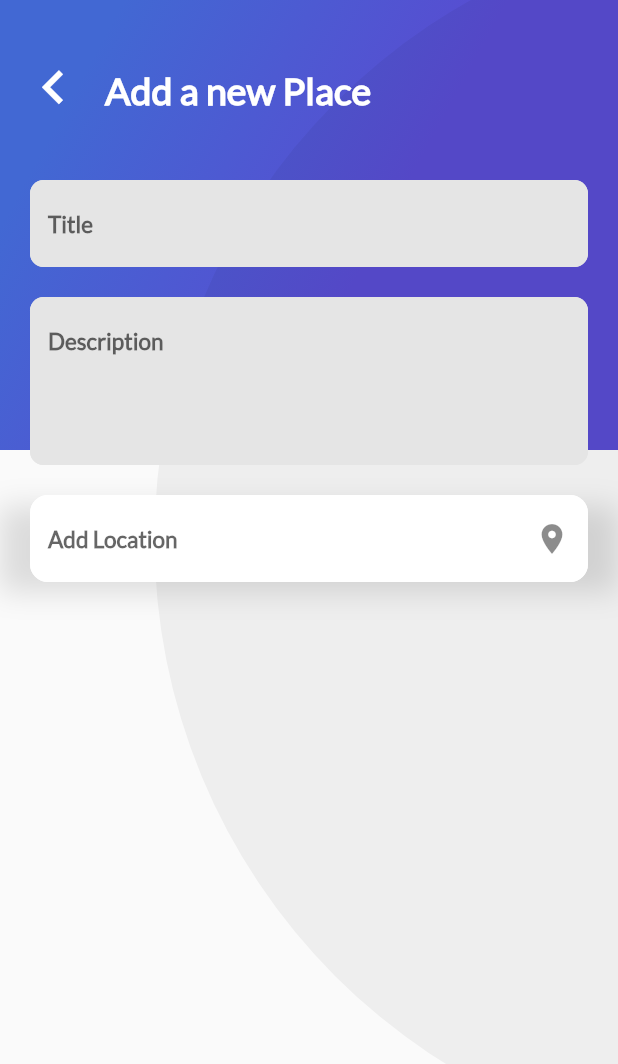
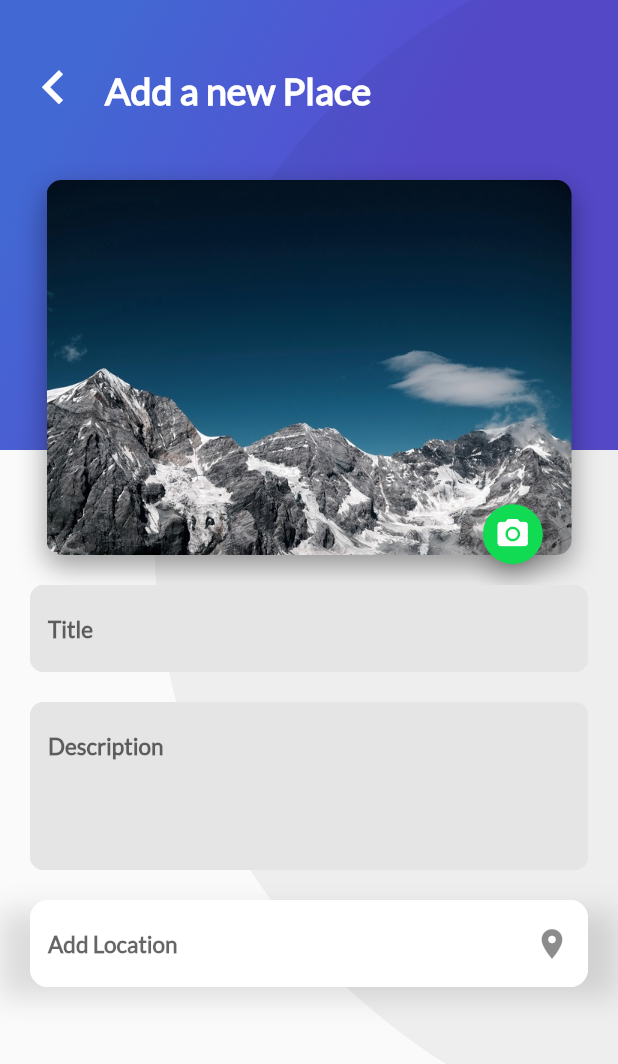
Before and after one commit to ericgomez/platzi_trips_app_complete, a Flutter app: the AddPlaceScreen screen opened directly, on a phone screen of 412 x 824 dp. Shown: the top 1064 px of the screen. Run offline on Flutter 3.47's test engine with Material 2 defaults, Android fonts, the phone set to English and light mode, and no system bars; our stand-ins replace cloud_firestore, firebase_auth, google_sign_in; missing offline and left inert: generic_bloc_provider; accounts and stored records are empty.

Commit message:
Mostrando imágenes en un CardView

```diff
--- a/lib/Place/ui/screens/add_place_screen.dart
+++ b/lib/Place/ui/screens/add_place_screen.dart
@@ -1,5 +1,7 @@
 import 'dart:io';
+import 'package:flutter/cupertino.dart';
 import 'package:flutter/material.dart';
+import 'package:platzi_trips_app/Place/ui/widgets/card_image.dart';
 import 'package:platzi_trips_app/Place/ui/widgets/title_input_location.dart';
 import 'package:platzi_trips_app/widgets/gradient_back.dart';
 import 'package:platzi_trips_app/widgets/text_input.dart';
@@ -73,10 +75,18 @@ class _AddPlaceScreen extends State<AddPlaceScreen> {
             child: ListView(
               children: [
                 Container(//Este container contendra la foto
-
+                  alignment: Alignment.center,
+                  child: CardImageWithFabIcon(
+                    pathImage: "assets/img/mountain.jpeg",
+                    iconData: Icons.camera_alt,
+                    width: 350,
+                    height: 250,
+                    left: 0,
+                  ),
                 ),
                 Container(//Este container contendra las los TextField del titulo
                   margin: EdgeInsets.only(
+                    top: 20,
                     bottom: 20
                   ),
                   child: TextInput(
--- a/lib/Place/ui/widgets/card_image.dart
+++ b/lib/Place/ui/widgets/card_image.dart
@@ -1,22 +1,36 @@
 import 'package:flutter/material.dart';
 import 'package:platzi_trips_app/widgets/floating_action_button_green.dart';
 
-class CardImage extends StatelessWidget {
+class CardImageWithFabIcon extends StatelessWidget {
 
-  String pathImage = "assets/img/beach.jpeg";
+  //Declaracion de Variables
+  final double height;//Declaramos como final los elementos que van a ser requeridos
+  final double width;//Declaramos como final los elementos que van a ser requeridos
+  double left;
+  final String pathImage;//Declaramos como final los elementos que van a ser requeridos
+  final VoidCallback onPressedFabIcon;//Declaramos como final los elementos que van a ser requeridos
+  final IconData iconData;
 
   //Creamos nuestro constructor
-  CardImage(this.pathImage);
+  CardImageWithFabIcon({
+    Key key,
+    //Una variable requerida no puede ser inicializada
+    @required this.pathImage,
+    @required this.width,
+    @required this.height,
+    @required this.onPressedFabIcon,
+    @required this.iconData,
+    this.left
+  });
 
   @override
   Widget build(BuildContext context) {
 
     final card = Container(
-      height: 350.0,
-      width: 250.0,
+      height: height,
+      width: width,
       margin: EdgeInsets.only(
-        top: 80,
-        left: 20
+        left: left
       ),
 
       //Agregamos la decoracion como imagen
@@ -43,7 +57,7 @@ class CardImage extends StatelessWidget {
       alignment: Alignment(0.9,1.1),
       children: [
         card,
-        FloatingActionButtonGreen()//Mandamos llamar nuestro metodo que viene de la clase exportada floating_action_button_green
+        FloatingActionButtonGreen(iconData: iconData,onPressed: onPressedFabIcon,)//Mandamos llamar nuestro metodo que viene de la clase exportada floating_action_button_green
       ],
     );
   }
--- a/lib/widgets/floating_action_button_green.dart
+++ b/lib/widgets/floating_action_button_green.dart
@@ -1,6 +1,17 @@
 import 'package:flutter/material.dart';
 
 class FloatingActionButtonGreen extends StatefulWidget {
+
+  final IconData iconData;
+  final VoidCallback onPressed;
+
+  //Creamos el metodo constructor
+  FloatingActionButtonGreen({
+    Key key,
+    @required this.iconData,
+    @required this.onPressed
+  });
+
   @override
   State<StatefulWidget> createState() {
     // Retornamos el metodo _FloatingActionButtonGreen que contiene el State que es el metodo que espera un StatefulWidget
@@ -16,7 +27,7 @@ class _FloatingActionButtonGreen extends State<FloatingActionButtonGreen> {
 
   IconData icon = Icons.favorite_border;
 
-  void onPressedFav(){
+  /*void onPressedFav(){
     setState(() {
       if(this.icon == Icons.favorite_border) {
         this.icon = Icons.favorite;
@@ -38,7 +49,7 @@ class _FloatingActionButtonGreen extends State<FloatingActionButtonGreen> {
 
       }
     });
-  }
+  }*/
 
   @override
   Widget build(BuildContext context) {
@@ -47,9 +58,9 @@ class _FloatingActionButtonGreen extends State<FloatingActionButtonGreen> {
         backgroundColor: Color(0xFF11DA53),
         mini: true,//Tipo de tamaño mini
         tooltip: "Fav", //Si se pasa un el elemento con un mouse
-        onPressed: onPressedFav,//Con onPressed agregamos la accion que tendra el metodo al hacer click en este caso ejecuta una funcion
+        onPressed: widget.onPressed,//Con onPressed agregamos la accion que tendra el metodo al hacer click en este caso ejecuta una funcion
         child: Icon(
-          this.icon
+          widget.iconData
         ),
       heroTag: null,//Cuando tenemos muchos FloatingActionButton los Tags se comienzan a duplicar lo recomendable es ponerlo como nulo
     );
```
Also changed, not shown: lib/Place/ui/widgets/card_image_list.dart (+10 -6 lines), lib/Place/ui/widgets/description_place.dart (+4 -4 lines).
